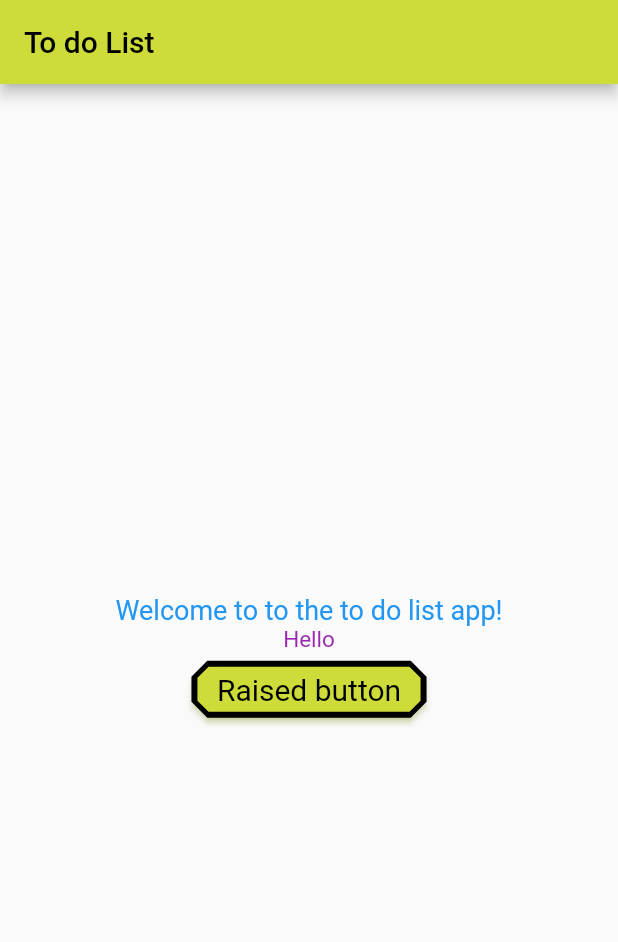
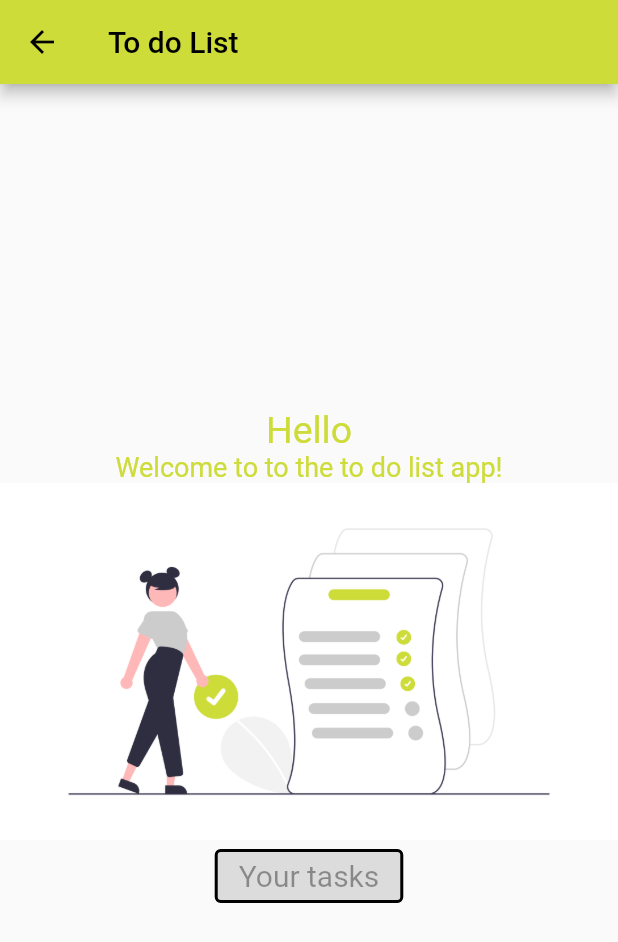
Before and after one commit to Wisdom-Makokha/To-do-list-app, a Flutter app: the LoginScreen screen opened directly, after a tap on "Login", on a phone screen of 412 x 824 dp. Shown: the top 942 px of the screen. Run offline on Flutter 3.47's test engine with Material 2 defaults, Android fonts, the phone set to English and light mode, and no system bars.

Commit message:
More additions

```diff
--- a/lib/main.dart
+++ b/lib/main.dart
@@ -1,5 +1,5 @@
 import 'package:flutter/material.dart';
-import 'package:to_do_list/screens/home_screen.dart';
+import 'package:to_do_list/Screens/Login.dart';
 
 void main() {
   runApp(const ToDoApp());
@@ -12,13 +12,13 @@ class ToDoApp extends StatelessWidget {
   @override
   Widget build(BuildContext context) {
     return MaterialApp(
+      debugShowCheckedModeBanner: false,
       title: 'Todo List App',
       theme: ThemeData(
         primarySwatch: Colors.lime,
       ),
-      home: const HomeScreen(),
+      home: const LoginScreen(),
 
-      debugShowCheckedModeBanner: false,
     );
   }
 }
--- a/lib/screens/Login.dart
+++ b/lib/screens/Login.dart
@@ -1,19 +1,35 @@
 import 'package:flutter/material.dart';
+import 'package:to_do_list/Screens/home_screen.dart';
+import 'package:to_do_list/Screens/ForgotPassword.dart';
 
 class LoginScreen extends StatelessWidget{
   const LoginScreen({super.key});
 
   @override
   Widget build(BuildContext context){
+
+    //ELevated button style defined here for reuse
+    final ButtonStyle elevatedButtonsStyle = ElevatedButton.styleFrom(
+      side: const BorderSide(
+        color: Colors.black,
+        width: 2,
+      ),
+      shadowColor: Colors.lime,
+      textStyle: const TextStyle(
+        fontSize: 20,
+        fontStyle: FontStyle.normal,
+      ),
+    );
+
     return Scaffold(
       appBar: AppBar(
         title: const Text('Login'),
       ),
-      body: Center(
+      body: SingleChildScrollView(
         child: Column(
-          mainAxisAlignment: MainAxisAlignment.center,
+          mainAxisAlignment: MainAxisAlignment.start,
           children:[
-            const Image(image: AssetImage('Mobile_login.png')),
+            const Image(image: AssetImage('images/mobile_login_png.png')),
             const Padding(
               padding: EdgeInsets.symmetric(
                 horizontal: 10,
@@ -22,27 +38,40 @@ class LoginScreen extends StatelessWidget{
               child: TextField(
                 decoration: InputDecoration(
                   border: OutlineInputBorder(),
-                  hintText: 'Username',
+                  labelText: 'Username',
+                  hintText: 'Enter your registered name',
                 )
               ),
             ),
             const Padding(
               padding: EdgeInsets.symmetric(
                   horizontal: 10,
-                  vertical: 10),
+                  vertical: 5),
               child: TextField(
-                decoration: InputDecoration(
+                  obscureText: true,
+                  decoration: InputDecoration(
                   border: OutlineInputBorder(),
-                  hintText: 'Password',
+                  labelText: 'Password',
+                  hintText: 'Enter your secure password',
                 ),
               ),
             ),
-            const Text('Forgot Password',
+            TextButton(
+                onPressed:(){
+                  Navigator.push(context, MaterialPageRoute(builder: (context)
+                  => const ForgotPassScreen()),);
+                },
+                child: const Text('Forgot password',
+                    style: TextStyle(
+                      color: Colors.blue,
+                    )),
             ),
             ElevatedButton(
-              onPressed:(){
-                Navigator.pop(context);
+              onPressed: (){
+                Navigator.push(context, MaterialPageRoute(builder: (context)
+                => const HomeScreen()),);
               },
+              style: elevatedButtonsStyle,
               child: const Text('Login'),
             )
           ]
--- a/lib/screens/home_screen.dart
+++ b/lib/screens/home_screen.dart
@@ -1,11 +1,23 @@
 import 'package:flutter/material.dart';
-import 'package:to_do_list/Screens/Login.dart';
 
 class HomeScreen extends StatelessWidget{
   const HomeScreen({super.key});
 
   @override
   Widget build(BuildContext context){
+    //ELevated button style defined here for reuse
+    final ButtonStyle elevatedButtonsStyle = ElevatedButton.styleFrom(
+      side: const BorderSide(
+        color: Colors.black,
+        width: 2,
+      ),
+      shadowColor: Colors.lime,
+      textStyle: const TextStyle(
+        fontSize: 20,
+        fontStyle: FontStyle.normal,
+      ),
+    );
+
     return Scaffold(
       appBar: AppBar(
         title: const Text('To do List'),
@@ -14,39 +26,24 @@ class HomeScreen extends StatelessWidget{
         child: Column(
             mainAxisAlignment:MainAxisAlignment.center,
             children: [
+              const Text('Hello',
+                  style: TextStyle(
+                    color: Colors.lime,
+                    fontSize: 25,
+                    fontStyle: FontStyle.normal,
+                  )),
               const Text("Welcome to to the to do list app!",
               style: TextStyle(
-                color: Colors.blue,
+                color: Colors.lime,
                 fontSize: 18,
                 fontStyle: FontStyle.normal,
               )),
-              const Text('Hello',
-              style: TextStyle(
-                color: Colors.purple,
-                fontSize: 15,
-                fontStyle: FontStyle.normal,
-              )),
+              const Image(image: AssetImage('images/'
+                  'home_screen_to_do_list.png')),
               ElevatedButton(
-                onPressed: (){
-                  Navigator.push(context, MaterialPageRoute(builder: (context)
-                  => const LoginScreen()),);
-                },
-                style: ElevatedButton.styleFrom(
-                    textStyle: const TextStyle(
-                    color: Colors.white38,
-                    fontSize: 20,
-                    fontStyle: FontStyle.normal,
-                  ),
-                  side: const BorderSide(
-                    color: Colors.black,
-                    width: 2,
-                  ),
-                  shape: const BeveledRectangleBorder(
-                    borderRadius: BorderRadius.all(Radius.circular(10)),
-                  ),
-                  shadowColor: Colors.lime,
-                ),
-                child: const Text('Raised button'),
+                onPressed: null,
+                style: elevatedButtonsStyle,
+                child: const Text('Your tasks'),
               )
             ],
         ),
```
Also changed, not shown: lib/screens/ForgotPassword.dart (+57 -0 lines), images/Mobile_login.png (deleted), images/mobile_login.svg (deleted), images/mobile_login_png.png, images/undraw_Forgot_password_re_hxwm.png (deleted).
